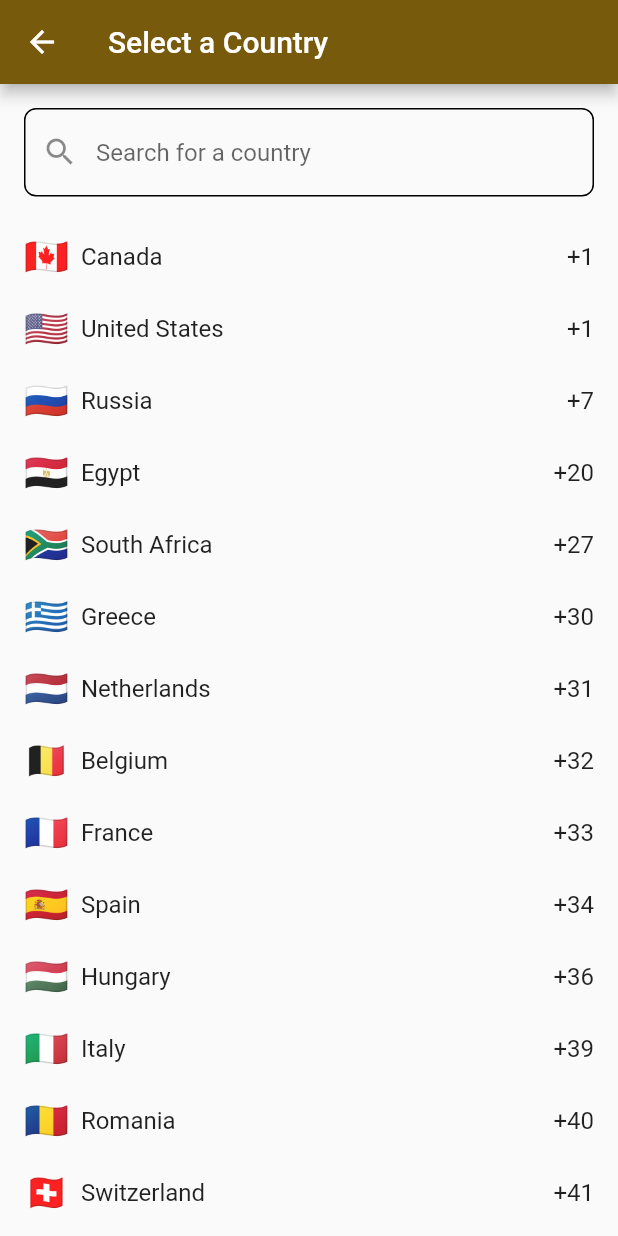
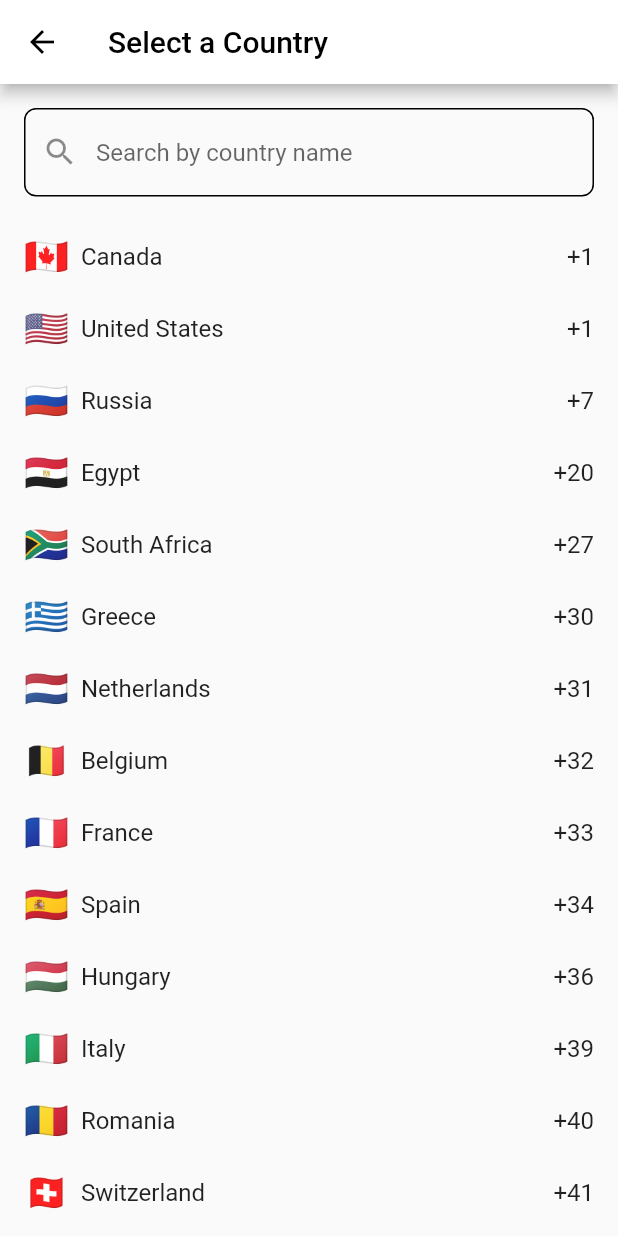
Before and after one commit to gopavasanth/WhatsApp-Karo, a Flutter app: the screen it shows after launch, after a tap on an icon or button, on a phone screen of 412 x 824 dp. Run offline on Flutter 3.47's test engine with Material 2 defaults, Android fonts, the phone set to English and light mode, and no system bars; our stand-ins replace font_awesome_flutter, google_fonts; missing offline and left inert: phone_number.

Commit message:
init commit

```diff
--- a/lib/main.dart
+++ b/lib/main.dart
@@ -4,6 +4,7 @@ import 'package:whatsapp_karo/src/home.dart';
 
 void main() {
   runApp(MaterialApp(
+    debugShowCheckedModeBanner: false,
     theme: ThemeData(
       colorScheme: ColorScheme.fromSeed(
         seedColor: Constants.primaryColor,
--- a/lib/src/search_page.dart
+++ b/lib/src/search_page.dart
@@ -27,7 +27,11 @@ class _SearchPageState extends State<SearchPage> {
   Widget build(BuildContext context) {
     return Scaffold(
       appBar: AppBar(
-        title: Text("Select a Country"),
+        title: Text("Select a Country",style: TextStyle(color: Colors.black),),
+        backgroundColor: Colors.white,
+        iconTheme: IconThemeData(
+          color: Colors.black
+        ),
       ),
       body: Column(
         children: [
@@ -121,7 +125,7 @@ class _CountrySearchBarState extends State<CountrySearchBar> {
       child: TextField(
         controller: _searchController,
         decoration: InputDecoration(
-          hintText: 'Search for a country',
+          hintText: 'Search by country name',
           prefixIcon: Icon(Icons.search),
           focusedBorder: const OutlineInputBorder(
             borderSide: BorderSide(color: Colors.black, width: 1.0),
--- a/lib/src/whatsapp_input.dart
+++ b/lib/src/whatsapp_input.dart
@@ -133,16 +133,20 @@ class _WhatsAppInputState extends State<WhatsAppInput> {
                   onTap: _navigateToCountrySelectionPage, // Navigate to country selection page on tap
                   child: Container(
                     height: double.maxFinite,
-                    width: 120,
+                    width: 100,
                     padding: const EdgeInsets.symmetric(horizontal: 4.0),
                     decoration: BoxDecoration(
                       border: Border.fromBorderSide(BorderSide(color: Colors.black, width: 1.0)),
                       borderRadius: BorderRadius.all(Radius.circular(Constants.borderRadius)),
                     ),
-                    child: Center(
-                      child: Text(
-                        '${Countries.getFlagEmoji(currentCountry['code']!)}  ${currentCountry['dial_code']}',
-                      ),
+                    child: Row(
+                      mainAxisAlignment: MainAxisAlignment.center,
+                      children: [
+                        Text(
+                          '${Countries.getFlagEmoji(currentCountry['code']!)}  ${currentCountry['dial_code']}',
+                        ),
+                        Icon(Icons.arrow_drop_down)
+                      ],
                     ),
                   ),
                 ),
```
